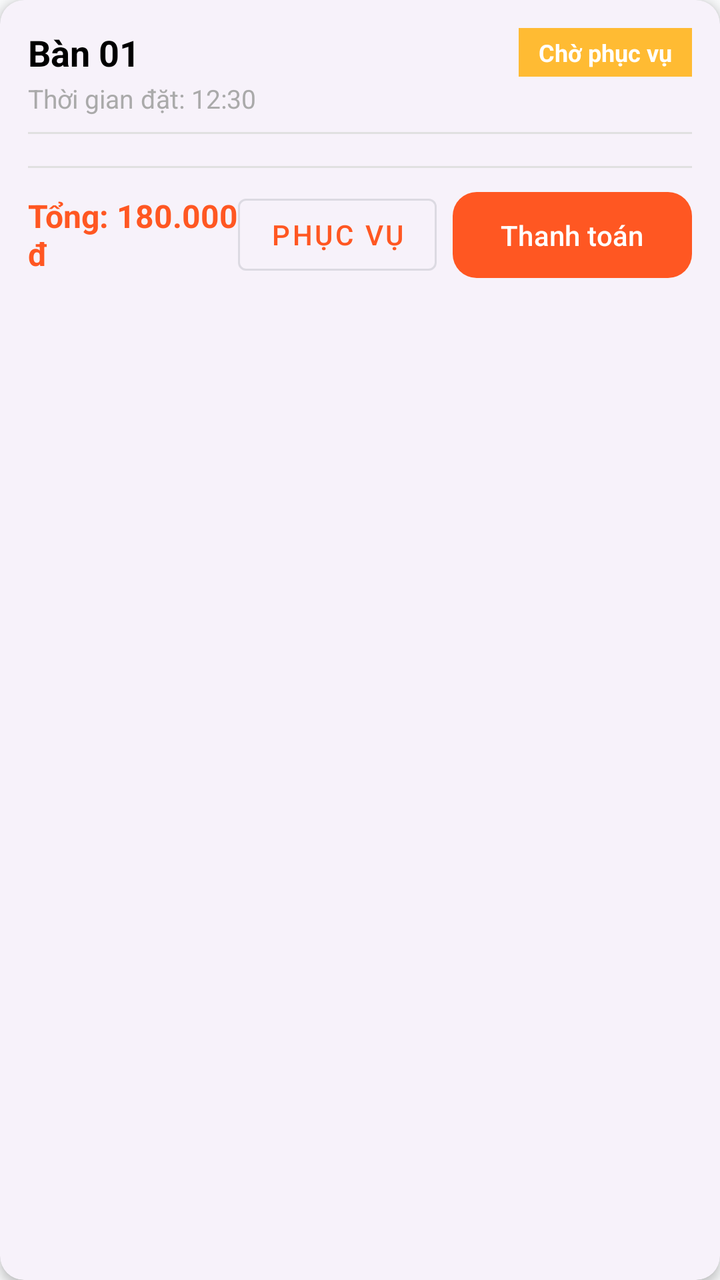
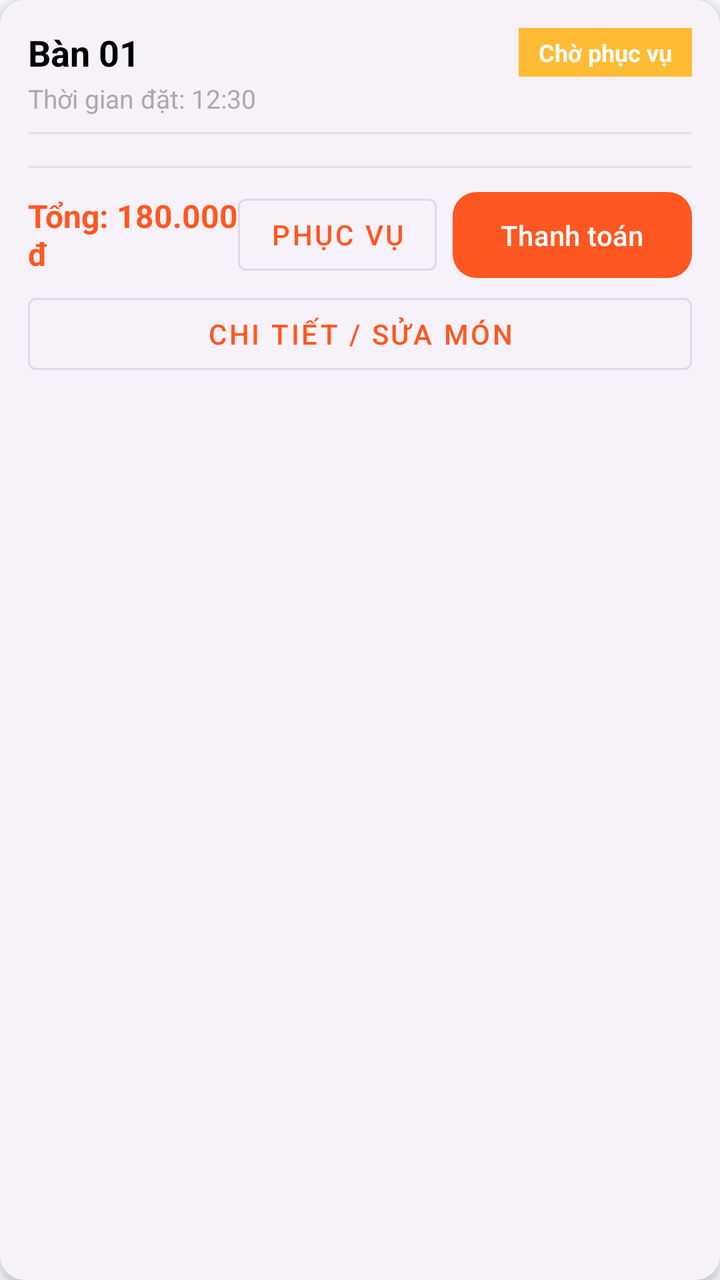

Before-and-after screenshots of an Android layout around one commit, followed by the original layout XML and the change that was made.
<!-- AndroidManifest.xml: application theme Theme.MyApplication -->
<!-- res/layout/item_staff_order.xml -->
<?xml version="1.0" encoding="utf-8"?>
<com.google.android.material.card.MaterialCardView xmlns:android="http://schemas.android.com/apk/res/android"
    xmlns:app="http://schemas.android.com/apk/res-auto"
    android:layout_width="match_parent"
    android:layout_height="wrap_content"
    android:layout_margin="8dp"
    app:cardCornerRadius="12dp"
    app:cardElevation="3dp">

    <LinearLayout
        android:layout_width="match_parent"
        android:layout_height="wrap_content"
        android:orientation="vertical"
        android:padding="14dp">

        
        <LinearLayout
            android:layout_width="match_parent"
            android:layout_height="wrap_content"
            android:gravity="center_vertical"
            android:orientation="horizontal">

            <TextView
                android:id="@+id/tvTableName"
                android:layout_width="0dp"
                android:layout_height="wrap_content"
                android:layout_weight="1"
                android:text="Bàn 01"
                android:textColor="@android:color/black"
                android:textSize="18sp"
                android:textStyle="bold" />

            <TextView
                android:id="@+id/tvOrderStatus"
                android:layout_width="wrap_content"
                android:layout_height="wrap_content"
                android:background="@android:color/holo_orange_light"
                android:paddingHorizontal="10dp"
                android:paddingVertical="4dp"
                android:text="Chờ phục vụ"
                android:textColor="@android:color/white"
                android:textSize="12sp"
                android:textStyle="bold" />

        </LinearLayout>

        <TextView
            android:id="@+id/tvOrderTime"
            android:layout_width="wrap_content"
            android:layout_height="wrap_content"
            android:layout_marginTop="2dp"
            android:text="Thời gian đặt: 12:30"
            android:textColor="@android:color/darker_gray"
            android:textSize="13sp" />

        <View
            android:layout_width="match_parent"
            android:layout_height="1dp"
            android:layout_marginVertical="8dp"
            android:background="#E0E0E0" />

        
        <androidx.recyclerview.widget.RecyclerView
            android:id="@+id/rvOrderItems"
            android:layout_width="match_parent"
            android:layout_height="wrap_content" />

        <View
            android:layout_width="match_parent"
            android:layout_height="1dp"
            android:layout_marginVertical="8dp"
            android:background="#E0E0E0" />

        
        <LinearLayout
            android:layout_width="match_parent"
            android:layout_height="wrap_content"
            android:gravity="center_vertical"
            android:orientation="horizontal">

            <TextView
                android:id="@+id/tvTotalAmount"
                android:layout_width="0dp"
                android:layout_height="wrap_content"
                android:layout_weight="1"
                android:text="Tổng: 180.000 đ"
                android:textColor="?attr/colorPrimary"
                android:textSize="16sp"
                android:textStyle="bold" />

            <com.google.android.material.button.MaterialButton
                android:id="@+id/btnServeOrder"
                style="@style/Widget.MaterialComponents.Button.OutlinedButton"
                android:layout_width="wrap_content"
                android:layout_height="wrap_content"
                android:layout_marginEnd="8dp"
                android:text="Phục vụ" />

            <com.google.android.material.button.MaterialButton
                android:id="@+id/btnPayment"
                android:layout_width="wrap_content"
                android:layout_height="wrap_content"
                android:text="Thanh toán" />

        </LinearLayout>

    </LinearLayout>

</com.google.android.material.card.MaterialCardView>
<!-- resources referenced by this layout -->
<resources>
  <style name="Theme.MyApplication" parent="Base.Theme.MyApplication" />
  <style name="Base.Theme.MyApplication" parent="Theme.Material3.DayNight.NoActionBar">
          
          <item name="colorPrimary">@color/primary</item>
          <item name="colorPrimaryVariant">@color/primary_dark</item>
          <item name="colorOnPrimary">@color/on_primary</item>
          <item name="colorPrimaryContainer">@color/primary_container</item>
  
          <item name="colorSecondary">@color/secondary</item>
          <item name="colorSecondaryVariant">@color/secondary_dark</item>
          <item name="colorOnSecondary">@color/on_secondary</item>
  
          <item name="android:colorBackground">@color/background_light</item>
          <item name="colorSurface">@color/surface_light</item>
          <item name="colorSurfaceVariant">@color/surface_variant_light</item>
          <item name="colorOnBackground">@color/on_background_light</item>
          <item name="colorOnSurface">@color/on_surface_light</item>
  
          
          <item name="android:statusBarColor">@color/primary</item>
          <item name="android:windowLightStatusBar">false</item>
  
          
          <item name="materialCardViewStyle">@style/Widget.App.CardView</item>
          <item name="materialButtonStyle">@style/Widget.App.Button</item>
          <item name="dialogTheme">@style/Widget.App.Dialog</item>
      </style>
  <color name="primary">#FF5722</color>
  <color name="primary_dark">#E64A19</color>
  <color name="on_primary">#FFFFFF</color>
  <color name="primary_container">#FFD8CC</color>
  <color name="secondary">#FF9800</color>
  <color name="secondary_dark">#F57C00</color>
  <color name="on_secondary">#FFFFFF</color>
  <color name="background_light">#F8F9FA</color>
  <color name="surface_light">#FFFFFF</color>
  <color name="surface_variant_light">#F1F3F5</color>
  <color name="on_background_light">#1F2937</color>
  <color name="on_surface_light">#1F2937</color>
  <style name="Widget.App.CardView" parent="Widget.Material3.CardView.Elevated">
          <item name="cardCornerRadius">14dp</item>
          <item name="cardElevation">3dp</item>
          <item name="strokeWidth">0dp</item>
      </style>
  <style name="Widget.App.Button" parent="Widget.Material3.Button">
          <item name="cornerRadius">12dp</item>
          <item name="android:paddingTop">12dp</item>
          <item name="android:paddingBottom">12dp</item>
      </style>
  <style name="Widget.App.Dialog" parent="ThemeOverlay.Material3.MaterialAlertDialog">
          <item name="shapeAppearance">@style/ShapeAppearance.Material3.Corner.Large</item>
      </style>
</resources>

<!-- the commit's change to res/layout/item_staff_order.xml (unified diff, before → after) -->
@@ -104,6 +104,13 @@
 
         </LinearLayout>
 
+        <com.google.android.material.button.MaterialButton
+            android:id="@+id/btnEditOrder"
+            style="@style/Widget.MaterialComponents.Button.OutlinedButton"
+            android:layout_width="match_parent"
+            android:layout_height="wrap_content"
+            android:text="Chi tiết / Sửa món" />
+
     </LinearLayout>
 
 </com.google.android.material.card.MaterialCardView>
